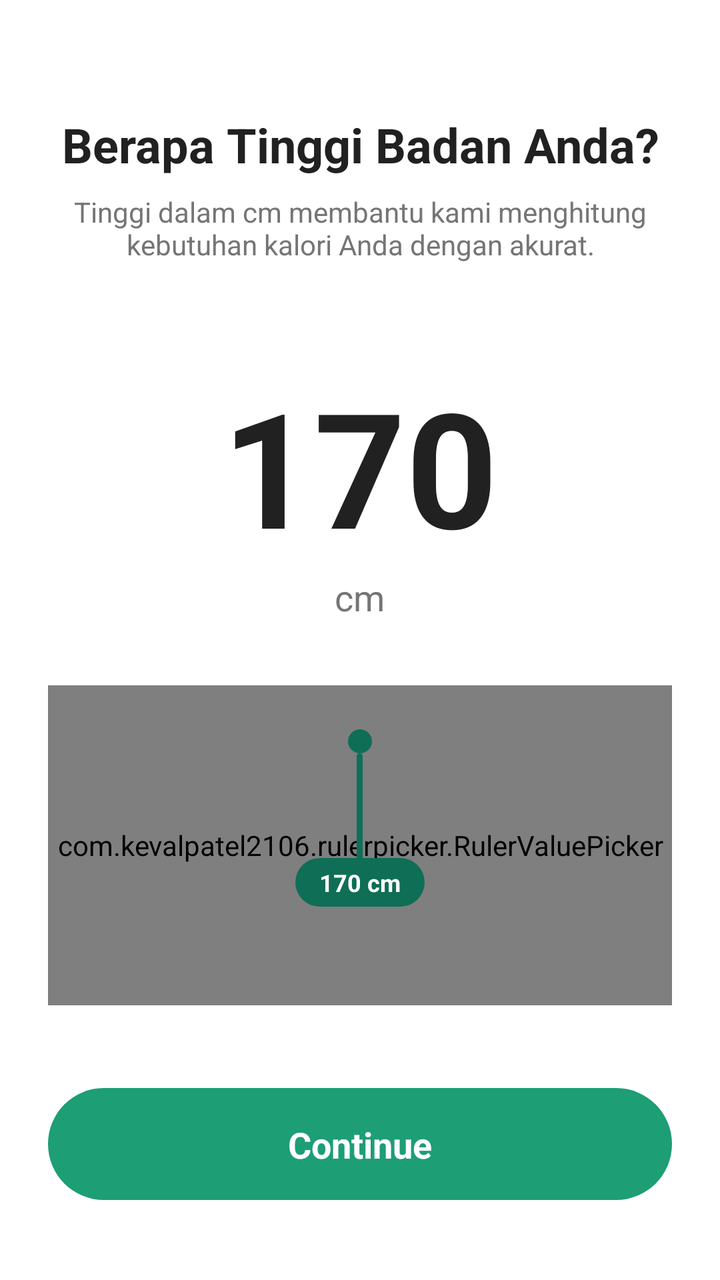
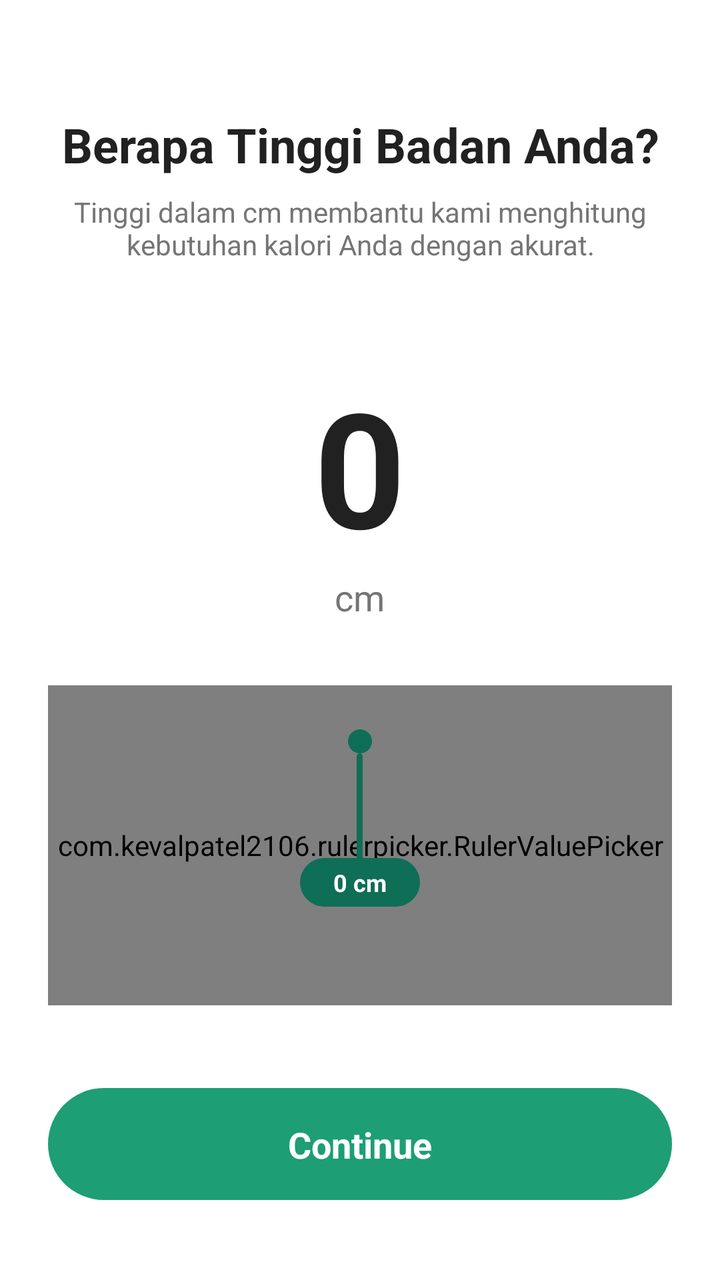

Compare the two renders of this Android layout. The source of the first and the diff that turns it into the second are given below.
<!-- AndroidManifest.xml: application theme Theme.SmartBite -->
<!-- res/layout/fragment_onboarding_height.xml -->
<?xml version="1.0" encoding="utf-8"?>
<androidx.constraintlayout.widget.ConstraintLayout xmlns:android="http://schemas.android.com/apk/res/android"
    xmlns:app="http://schemas.android.com/apk/res-auto"
    xmlns:tools="http://schemas.android.com/tools"
    android:layout_width="match_parent"
    android:layout_height="match_parent"
    android:background="@color/white"
    android:padding="24dp">

    <TextView
        android:id="@+id/tv_title"
        android:layout_width="match_parent"
        android:layout_height="wrap_content"
        android:layout_marginTop="32dp"
        android:gravity="center"
        android:text="Berapa Tinggi Badan Anda?"
        android:textColor="@color/text_primary"
        android:textSize="24sp"
        android:textStyle="bold"
        app:layout_constraintTop_toTopOf="parent" />

    <TextView
        android:id="@+id/tv_subtitle"
        android:layout_width="match_parent"
        android:layout_height="wrap_content"
        android:layout_marginTop="8dp"
        android:gravity="center"
        android:text="Tinggi dalam cm membantu kami menghitung kebutuhan kalori Anda dengan akurat."
        android:textColor="@color/text_secondary"
        android:textSize="14sp"
        app:layout_constraintTop_toBottomOf="@id/tv_title" />

    <LinearLayout
        android:id="@+id/ll_selected_value"
        android:layout_width="wrap_content"
        android:layout_height="wrap_content"
        android:layout_marginTop="48dp"
        android:gravity="center"
        android:orientation="vertical"
        app:layout_constraintEnd_toEndOf="parent"
        app:layout_constraintStart_toStartOf="parent"
        app:layout_constraintTop_toBottomOf="@id/tv_subtitle">

        <TextView
            android:id="@+id/tv_height_value"
            android:layout_width="wrap_content"
            android:layout_height="wrap_content"
            android:text="170"
            android:textColor="@color/text_primary"
            android:textSize="80sp"
            android:textStyle="bold" />

        <TextView
            android:layout_width="wrap_content"
            android:layout_height="wrap_content"
            android:text="cm"
            android:textColor="@color/text_secondary"
            android:textSize="18sp" />
    </LinearLayout>

    <FrameLayout
        android:id="@+id/cv_ruler_container"
        android:layout_width="match_parent"
        android:layout_height="160dp"
        android:layout_marginTop="32dp"
        android:background="@drawable/bg_ruler_card"
        app:layout_constraintTop_toBottomOf="@id/ll_selected_value">

        <com.kevalpatel2106.rulerpicker.RulerValuePicker
            android:id="@+id/heightRulerPicker"
            android:layout_width="match_parent"
            android:layout_height="match_parent"
            android:paddingTop="30dp"
            android:paddingBottom="30dp"
            app:indicator_color="@color/ruler_tick_major"
            app:indicator_interval="12dp"
            app:indicator_width="2dp"
            app:notch_color="@android:color/transparent"
            app:long_height_height_ratio="80%"
            app:max_value="250"
            app:min_value="100"
            app:ruler_text_color="@color/ruler_label"
            app:ruler_text_size="8sp"
            app:short_height_height_ratio="40%" />

        
        <LinearLayout
            android:layout_width="wrap_content"
            android:layout_height="match_parent"
            android:layout_gravity="center_horizontal"
            android:gravity="center_horizontal"
            android:orientation="vertical">

            <View
                android:layout_width="12dp"
                android:layout_height="12dp"
                android:layout_marginTop="22dp"
                android:background="@drawable/ic_indicator_dot" />

            <View
                android:layout_width="3dp"
                android:layout_height="56dp"
                android:background="@drawable/ic_indicator_line" />

            <TextView
                android:id="@+id/tv_ruler_badge"
                android:layout_width="wrap_content"
                android:layout_height="wrap_content"
                android:layout_marginTop="-4dp"
                android:background="@drawable/bg_value_bubble"
                android:gravity="center"
                android:minWidth="60dp"
                android:paddingStart="12dp"
                android:paddingTop="4dp"
                android:paddingEnd="12dp"
                android:paddingBottom="4dp"
                android:text="170 cm"
                android:textColor="@color/white"
                android:textSize="12sp"
                android:textStyle="bold" />

        </LinearLayout>
    </FrameLayout>

    <androidx.constraintlayout.widget.ConstraintLayout
        android:id="@+id/btn_next"
        android:layout_width="match_parent"
        android:layout_height="56dp"
        android:layout_marginBottom="16dp"
        android:background="@drawable/onboarding_button_bg"
        android:clickable="true"
        android:focusable="true"
        app:layout_constraintBottom_toBottomOf="parent">

        <TextView
            android:layout_width="wrap_content"
            android:layout_height="wrap_content"
            android:text="Continue"
            android:textColor="@color/white"
            android:textSize="18sp"
            android:textStyle="bold"
            app:layout_constraintBottom_toBottomOf="parent"
            app:layout_constraintEnd_toEndOf="parent"
            app:layout_constraintStart_toStartOf="parent"
            app:layout_constraintTop_toTopOf="parent" />

    </androidx.constraintlayout.widget.ConstraintLayout>

</androidx.constraintlayout.widget.ConstraintLayout>
<!-- resources referenced by this layout -->
<resources>
  <color name="ruler_label">#0F6E56</color>
  <color name="ruler_tick_major">#1D9E75</color>
  <color name="text_primary">#212121</color>
  <color name="text_secondary">#757575</color>
  <color name="white">#FFFFFFFF</color>
  <!-- drawable bg_ruler_card (drawable) -->
  <?xml version="1.0" encoding="utf-8"?>
  <shape xmlns:android="http://schemas.android.com/apk/res/android"
      android:shape="rectangle">
      <solid android:color="@color/ruler_bg" />
      <corners android:radius="18dp" />
  </shape>
  <!-- drawable bg_value_bubble (drawable) -->
  <?xml version="1.0" encoding="utf-8"?>
  <shape xmlns:android="http://schemas.android.com/apk/res/android"
      android:shape="rectangle">
      <solid android:color="@color/ruler_indicator" />
      <corners android:radius="99dp" />
  </shape>
  <!-- drawable ic_indicator_dot (drawable) -->
  <?xml version="1.0" encoding="utf-8"?>
  <shape xmlns:android="http://schemas.android.com/apk/res/android"
      android:shape="oval">
      <solid android:color="@color/ruler_indicator" />
      <size
          android:width="12dp"
          android:height="12dp" />
  </shape>
  <!-- drawable ic_indicator_line (drawable) -->
  <?xml version="1.0" encoding="utf-8"?>
  <shape xmlns:android="http://schemas.android.com/apk/res/android"
      android:shape="rectangle">
      <solid android:color="@color/ruler_indicator" />
      <corners android:radius="2dp" />
      <size
          android:width="3dp"
          android:height="56dp" />
  </shape>
  <!-- drawable onboarding_button_bg (drawable) -->
  <?xml version="1.0" encoding="utf-8"?>
  <ripple xmlns:android="http://schemas.android.com/apk/res/android"
      android:color="#40FFFFFF">
      <item>
          <shape android:shape="rectangle">
              <solid android:color="@color/brand_green" />
              <corners android:radius="100dp" />
          </shape>
      </item>
  </ripple>
  <style name="Theme.SmartBite" parent="Theme.Material3.DayNight.NoActionBar">
          
          <item name="colorPrimary">@color/purple_500</item>
          <item name="colorOnPrimary">@color/white</item>
          
          <item name="colorSecondary">@color/teal_200</item>
          <item name="colorOnSecondary">@color/black</item>
          
          <item name="colorSecondaryContainer">@color/nav_glow_green</item>
          <item name="colorOnSecondaryContainer">@color/nav_active_green</item>
          
          <item name="android:statusBarColor">@android:color/transparent</item>
          <item name="android:navigationBarColor">@android:color/transparent</item>
          <item name="android:windowLayoutInDisplayCutoutMode" tools:targetApi="o_mr1">shortEdges</item>
          
      </style>
  <color name="ruler_bg">#EAF0F6</color>
  <color name="ruler_indicator">#0F6E56</color>
  <color name="brand_green">#1D9E75</color>
  <color name="purple_500">#3F7E03</color>
  <color name="teal_200">#FF03DAC5</color>
  <color name="black">#FF000000</color>
  <color name="nav_glow_green">#1A34A853</color>
  <color name="nav_active_green">#34A853</color>
</resources>

<!-- the commit's change to res/layout/fragment_onboarding_height.xml (unified diff, before → after) -->
@@ -45,7 +45,7 @@
             android:id="@+id/tv_height_value"
             android:layout_width="wrap_content"
             android:layout_height="wrap_content"
-            android:text="170"
+            android:text="0"
             android:textColor="@color/text_primary"
             android:textSize="80sp"
             android:textStyle="bold" />
@@ -78,7 +78,7 @@
             app:notch_color="@android:color/transparent"
             app:long_height_height_ratio="80%"
             app:max_value="250"
-            app:min_value="100"
+            app:min_value="0"
             app:ruler_text_color="@color/ruler_label"
             app:ruler_text_size="8sp"
             app:short_height_height_ratio="40%" />
@@ -114,7 +114,7 @@
                 android:paddingTop="4dp"
                 android:paddingEnd="12dp"
                 android:paddingBottom="4dp"
-                android:text="170 cm"
+                android:text="0 cm"
                 android:textColor="@color/white"
                 android:textSize="12sp"
                 android:textStyle="bold" />
